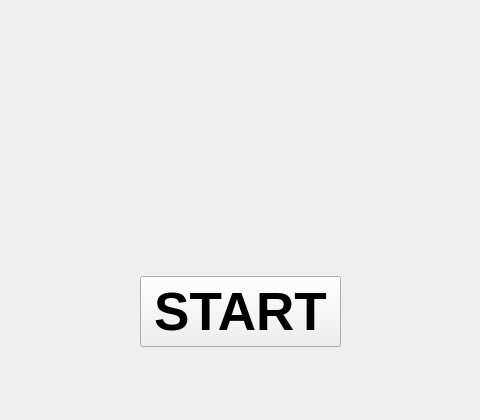
First picture: the form in A9/window.ui, repository DarkoAdair/Projects, before the edit; both pictures show x 160 to 640 and y 180 to 600 of the 800 by 600 pixel window.
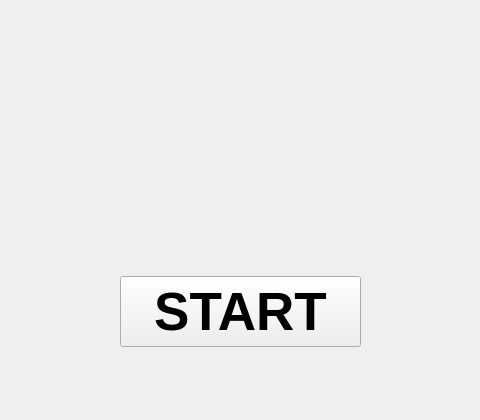
Second picture: the form after the edit.

The edit to the form file:
```diff
--- a/A9/window.ui
+++ b/A9/window.ui
@@ -11,15 +11,18 @@
    </rect>
   </property>
   <property name="windowTitle">
-   <string>MainWindow</string>
+   <string>Title HERE!!</string>
+  </property>
+  <property name="autoFillBackground">
+   <bool>false</bool>
   </property>
   <widget class="QWidget" name="centralwidget">
    <widget class="QPushButton" name="startButton">
     <property name="geometry">
      <rect>
-      <x>300</x>
+      <x>280</x>
       <y>456</y>
-      <width>201</width>
+      <width>241</width>
       <height>71</height>
      </rect>
     </property>
@@ -37,12 +40,15 @@
    <widget class="QLabel" name="gif">
     <property name="geometry">
      <rect>
-      <x>290</x>
+      <x>286</x>
       <y>240</y>
       <width>231</width>
       <height>201</height>
      </rect>
     </property>
+    <property name="autoFillBackground">
+     <bool>true</bool>
+    </property>
     <property name="text">
      <string/>
     </property>
```
